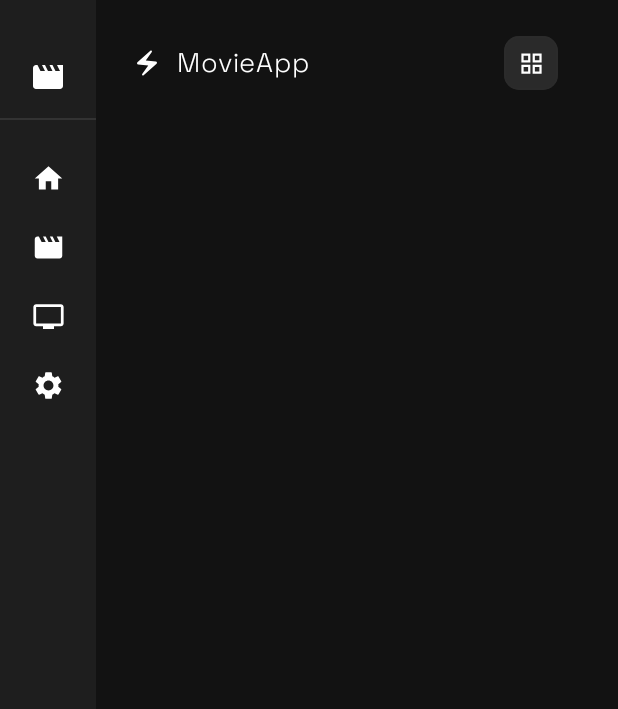
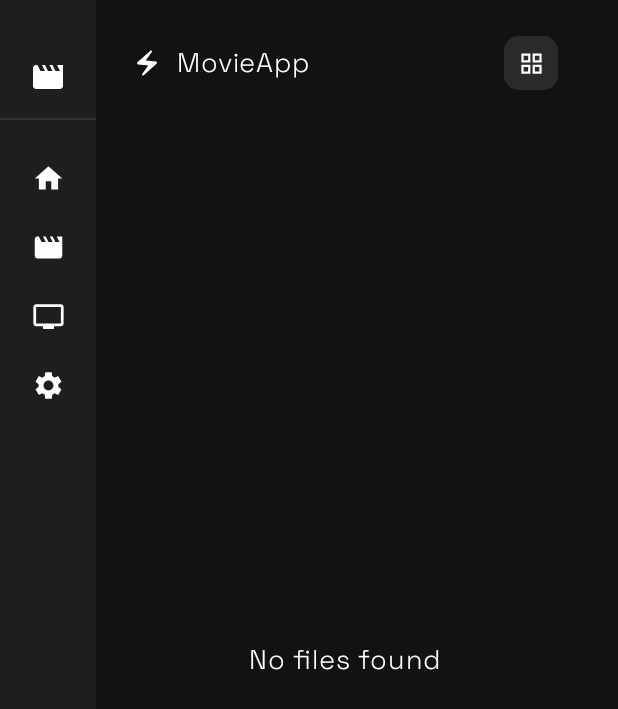
Before and after one commit to lunatestus/alexxishot, an Android app built with Jetpack Compose: the screen it shows after launch (MainActivity), on a phone screen of 412 x 824 dp. Shown: the top 709 px of the screen. Run offline under Robolectric (Android 15) with nearby library versions, the phone set to English and light mode, and no system bars.

Commit message:
Add loading/empty states and improve ApiClient robustness with User-Agent

```diff
--- a/geminiandroid/app/src/main/java/com/vibe/player/data/ApiClient.kt
+++ b/geminiandroid/app/src/main/java/com/vibe/player/data/ApiClient.kt
@@ -16,6 +16,7 @@ object ApiClient {
         cachedBaseUrl?.let { return@withContext it }
         try {
             val conn = URL(TUNNEL_ENDPOINT).openConnection() as HttpURLConnection
+            conn.setRequestProperty("User-Agent", "VibePlayer/1.0")
             conn.connectTimeout = 10000
             conn.readTimeout = 10000
             if (conn.responseCode == 200) {
@@ -32,7 +33,9 @@ object ApiClient {
             } else {
                 conn.disconnect()
             }
-        } catch (_: Exception) {}
+        } catch (e: Exception) {
+            e.printStackTrace()
+        }
         null
     }
 
@@ -45,6 +48,7 @@ object ApiClient {
         try {
             val encodedPath = URLEncoder.encode(path, "UTF-8")
             val conn = URL("$base/list?path=$encodedPath").openConnection() as HttpURLConnection
+            conn.setRequestProperty("User-Agent", "VibePlayer/1.0")
             conn.connectTimeout = 10000
             conn.readTimeout = 10000
             if (conn.responseCode == 200) {
@@ -66,7 +70,9 @@ object ApiClient {
             } else {
                 conn.disconnect()
             }
-        } catch (_: Exception) {}
+        } catch (e: Exception) {
+            e.printStackTrace()
+        }
         emptyList()
     }
 
--- a/geminiandroid/app/src/main/java/com/vibe/player/ui/screens/MainScreen.kt
+++ b/geminiandroid/app/src/main/java/com/vibe/player/ui/screens/MainScreen.kt
@@ -148,7 +148,16 @@ fun MainScreen() {
                 }
             }
 
-            if (isListView) {
+            if (isLoading) {
+                Box(modifier = Modifier.fillMaxSize(), contentAlignment = Alignment.Center) {
+                    Text("Loading media...", color = TextColor, fontSize = 18.sp, fontFamily = SpaceGrotesk)
+                }
+            } else if (items.isEmpty()) {
+                Box(modifier = Modifier.fillMaxSize(), contentAlignment = Alignment.Center) {
+                    Text("No files found", color = TextColor, fontSize = 18.sp, fontFamily = SpaceGrotesk)
+                }
+            } else if (isListView) {
+
                 LazyColumn(
                     state = listState,
                     verticalArrangement = Arrangement.spacedBy(14.dp),
```
